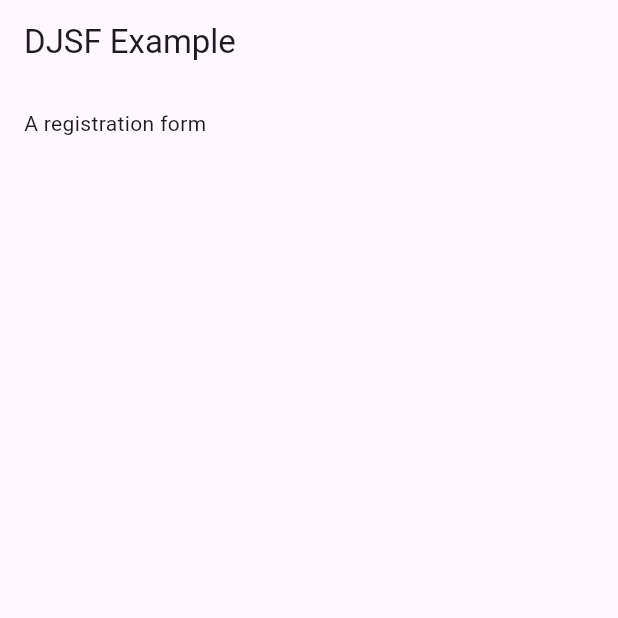
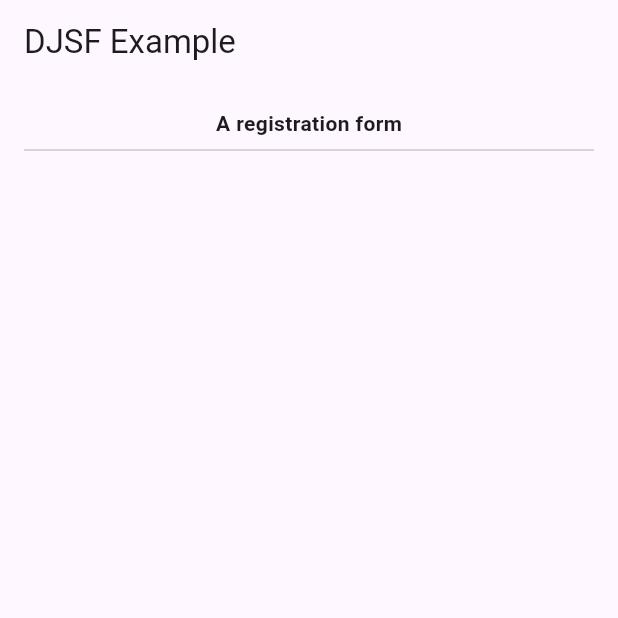
Before and after one commit to reliance-engineer/dart_json_schema_form, a Flutter app: the screen it shows after launch, on a phone screen of 412 x 824 dp, the top half of it. Run offline on Flutter 3.47's test engine with Material 3 defaults, Android fonts, the phone set to English and light mode, and no system bars; drawn by our look-alikes of reactive_forms.

```diff
--- a/lib/src/djsf_form.dart
+++ b/lib/src/djsf_form.dart
@@ -1,6 +1,8 @@
-import 'package:flutter/widgets.dart';
+import 'package:dart_json_schema_form/src/parsers/schema_parser.dart';
+import 'package:flutter/material.dart';
+import 'package:reactive_forms/reactive_forms.dart';
 
-typedef JsonMap = Map<String, dynamic>;
+import 'types/types.dart';
 
 /// DJSF (Dart JSON Schema Form)
 /// Entry point of the library.
@@ -29,7 +31,22 @@ class DjsfForm extends StatelessWidget {
 
   @override
   Widget build(BuildContext context) {
-    final title = schema['title'] ?? 'DJSF Form Placeholder';
-    return Text(title.toString());
+    final String title = schema['title'] ?? 'DJSF Form Placeholder';
+    final String? description = schema['description'];
+    return ReactiveFormBuilder(
+      form: () => SchemaParser.buildFormGroup(schema),
+      builder: (context, form, child) {
+        return Column(
+          children: [
+            Text(
+              title,
+              style: TextStyle(fontWeight: FontWeight.bold),
+            ),
+            Divider(),
+            if (description != null) Text(description),
+          ],
+        );
+      },
+    );
   }
 }
--- /dev/null
+++ b/lib/src/parsers/schema_parser.dart
@@ -0,0 +1,28 @@
+import 'package:reactive_forms/reactive_forms.dart';
+import '../types/types.dart';
+
+/// Utility class that converts JSON Schema into a Reactive Forms FormGroup.
+class SchemaParser {
+  /// Builds a FormGroup from the given JSON Schema.
+  /// - Each property in the schema becomes a FormControl.
+  /// - Initial value is always `null` for now.
+  static FormGroup buildFormGroup(JsonMap schema) {
+    final rawProps = schema['properties'];
+
+    // Ensure properties is a Map<String, dynamic>
+    if (rawProps == null || rawProps is! Map || rawProps.isEmpty) {
+      return FormGroup({});
+    }
+
+    final properties = Map<String, dynamic>.from(rawProps);
+
+    final controls = <String, AbstractControl>{};
+
+    for (final entry in properties.entries) {
+      final key = entry.key;
+      controls[key] = FormControl<dynamic>(value: null);
+    }
+
+    return FormGroup(controls);
+  }
+}
--- /dev/null
+++ b/lib/src/types/types.dart
@@ -0,0 +1 @@
+typedef JsonMap = Map<String, dynamic>;
```
Also changed, not shown: 2 other files.
